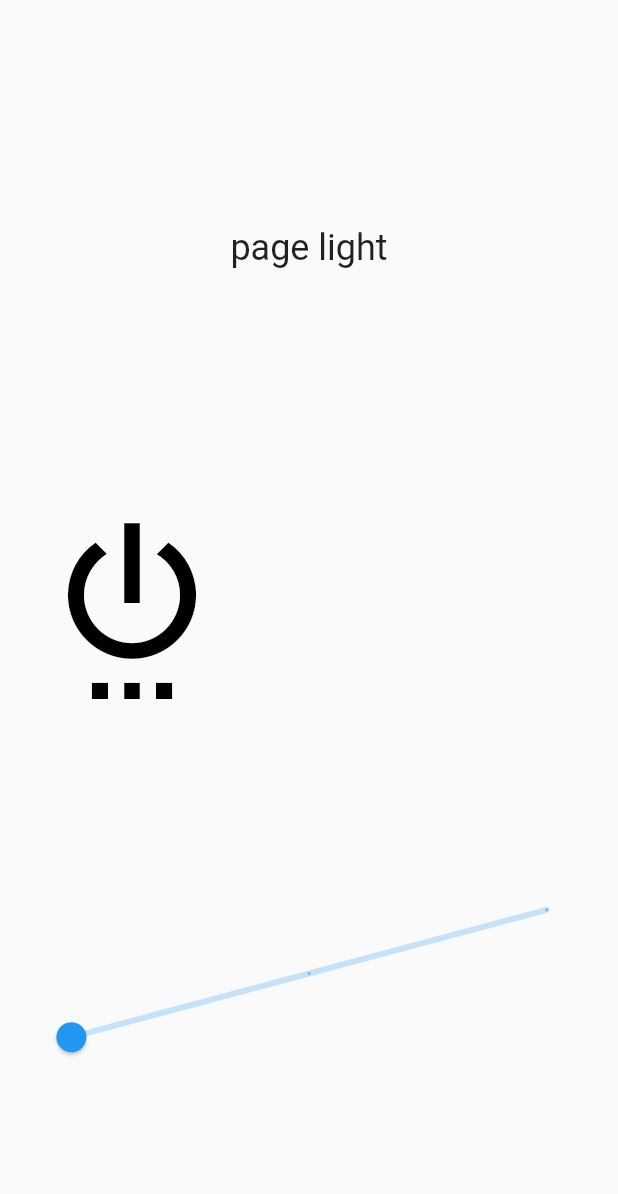
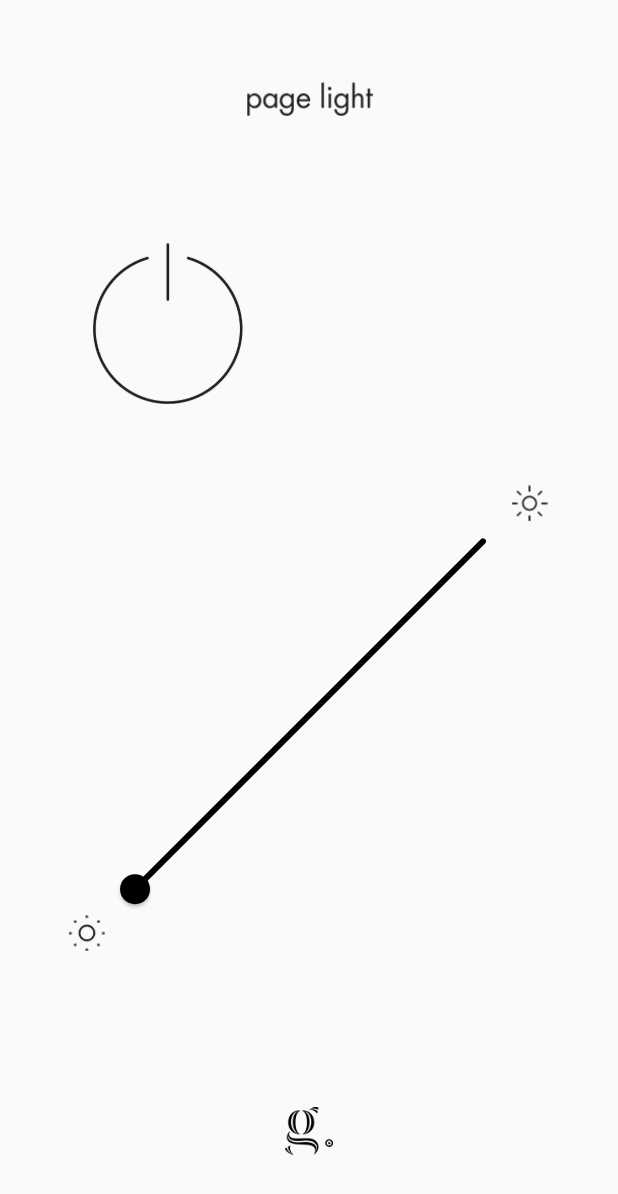
Before and after one commit to hyunji92/flutter_app_kkk, a Flutter app: the ControllerScreen screen opened directly, on a phone screen of 412 x 824 dp. Shown: the top 1194 px of the screen. Run offline on Flutter 3.47's test engine with Material 2 defaults, Android fonts, the phone set to English and light mode, and no system bars; our stand-ins replace flutter_blue; statements that could not run were skipped.

Commit message:
수정사항 반영

```diff
--- a/lib/controller.dart
+++ b/lib/controller.dart
@@ -40,29 +40,38 @@ class _ControllerScreenState extends State<ControllerScreen> {
                 mainAxisAlignment: MainAxisAlignment.spaceEvenly,
                 children: <Widget>[
                   Container(
-                    child: Text(
-                      "page light",
-                      style: Theme.of(context).textTheme.headline,
+                    child: Image.asset(
+                      'assets/pagelight_app_2-1.png',
+                      width: 85,
                     ),
                     alignment: Alignment.center,
                   ),
                   Container(
                       alignment: Alignment.centerLeft,
-                      child: GestureDetector(
-                          onTap: this.togglePower,
-                          child: IconButton(
-                            iconSize: 128,
-                            icon: Icon(
-                              Icons.settings_power,
-                              color:
-                                  this.isPowerOn ? Colors.purple : Colors.black,
+                      child: Container(
+                          margin: EdgeInsets.only(left: 46, top: 30),
+                          child: InkWell(
+                            borderRadius: BorderRadius.circular(100),
+                            onTap: this.togglePower,
+                            child: new Image.asset(
+                              'assets/pagelight_app_2-2.png',
+                              width: 100,
                             ),
-                            onPressed: this.togglePower,
                           ))),
                   Container(
+                    margin: const EdgeInsets.only(bottom: 51.0, right: 31),
+                    child: Image.asset(
+                      'assets/pagelight_app_2-4.png',
+                      width: 24,
+                    ),
+                    alignment: Alignment.bottomRight,
+                  ),
+                  Container(
                     child: RotationTransition(
-                      turns: AlwaysStoppedAnimation(-15 / 360),
+                      turns: AlwaysStoppedAnimation(-45 / 360),
                       child: Slider(
+                        activeColor: Colors.black,
+                        inactiveColor: Colors.black,
                         value: this.brightness,
                         min: 1.0,
                         max: 3.0,
@@ -75,6 +84,20 @@ class _ControllerScreenState extends State<ControllerScreen> {
                         },
                       ),
                     ),
+                  ),
+                  Container(
+                    margin: const EdgeInsets.only(top: 55.0, left: 30),
+                    child: Image.asset(
+                      'assets/pagelight_app_2-3.png',
+                      width: 24,
+                    ),
+                    alignment: Alignment.bottomLeft,
+                  ),
+                  Container(
+                    margin: const EdgeInsets.only(top: 50.0),
+                    child:
+                        Image.asset('assets/pagelight_app_1-2.png', width: 32),
+                    alignment: Alignment.bottomCenter,
                   )
                 ],
               ))),
--- a/lib/main.dart
+++ b/lib/main.dart
@@ -10,7 +10,7 @@ class MyApp extends StatelessWidget {
     return MaterialApp(
       title: 'Page Light',
       theme: ThemeData(
-        primarySwatch: Colors.blue,
+        primarySwatch: Colors.blueGrey,
       ),
       home: SplashScreen(),
     );
--- a/lib/splash.dart
+++ b/lib/splash.dart
@@ -1,10 +1,10 @@
 import 'dart:async';
 
 import 'package:flutter/material.dart';
-import 'package:flutter_app_kkk/controller.dart';
 import 'package:flutter_blue/flutter_blue.dart';
 
 import 'bluetooth_off.dart';
+import 'controller.dart';
 
 class SplashScreen extends StatefulWidget {
   @override
@@ -90,7 +90,13 @@ class _DeviceAutoSelectScreenState extends State<DeviceAutoSelectScreen> {
           return Center(
               child: Stack(
             children: <Widget>[
-              CircularProgressIndicator(),
+              Container(
+                child: Image.asset(
+                  'assets/pagelight_app_1-1.png',
+                  width: 130,
+                ),
+                alignment: Alignment.center,
+              ),
               Container(
                   height: 0,
                   child: Column(
@@ -108,6 +114,14 @@ class _DeviceAutoSelectScreenState extends State<DeviceAutoSelectScreen> {
                             ),
                           )
                           .toList())),
+              Container(
+                margin: const EdgeInsets.only(bottom: 50.0),
+                child: Image.asset(
+                  'assets/pagelight_app_1-2.png',
+                  width: 32,
+                ),
+                alignment: Alignment.bottomCenter,
+              )
             ],
           ));
         },
```
Also changed, not shown: pubspec.yaml (+8 -2 lines), assets/launcher/icon.png (added), assets/pagelight_app_1-1.png (added), assets/pagelight_app_1-2.png (added), assets/pagelight_app_2-1.png (added), assets/pagelight_app_2-2.png (added), assets/pagelight_app_2-3.png (added), assets/pagelight_app_2-4.png (added), assets/pagelight_app_2-5.png (added), assets/pagelight_app_2-6.png (added), pubspec.lock, 22 other files.
